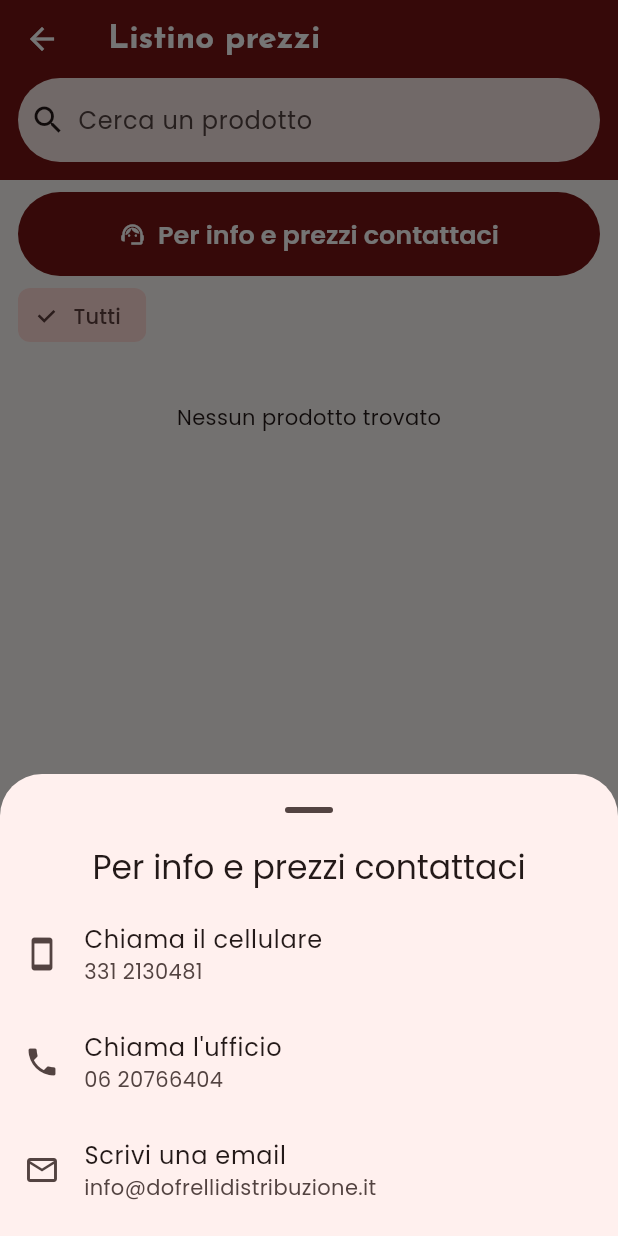
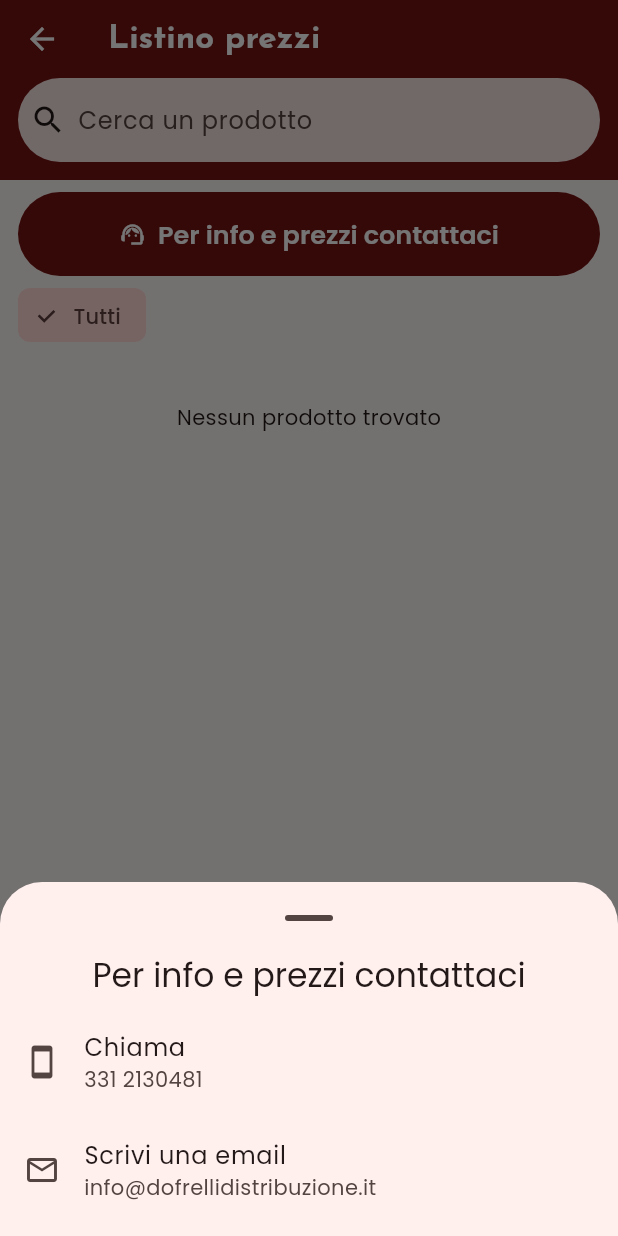
Before and after one commit to panchetto96/OrdinaFacile, a Flutter app: the CatalogScreen screen opened directly, after a tap on "Per info e prezzi contattaci", on a phone screen of 412 x 824 dp. Run offline on Flutter 3.47's test engine with Material 3 defaults, Android fonts, the phone set to English and light mode, and no system bars; our stand-ins replace file_picker, image_picker, package_info_plus, supabase_flutter; missing offline and left inert: excel; accounts and stored records are empty; network calls fail.

Commit message:
Contatti listino: solo cellulare ed email (#16)
Claude-Session: https://claude.ai/code/session_01ThEgTw8pGd9fJs3HHg6XYE

Co-authored-by: Claude <noreply@anthropic.com>

```diff
--- a/lib/config.dart
+++ b/lib/config.dart
@@ -6,5 +6,4 @@ const supabaseKey = String.fromEnvironment('SUPABASE_KEY', defaultValue: 'sb_pub
 
 // Contatti di Dofrelli Distribuzione mostrati ai clienti nel listino.
 const contactMobile = '331 2130481';
-const contactPhone = '06 20766404';
 const contactEmail = 'info@dofrellidistribuzione.it';
--- a/lib/screens/customer/contact_banner.dart
+++ b/lib/screens/customer/contact_banner.dart
@@ -25,15 +25,9 @@ class ContactBanner extends StatelessWidget {
           const SizedBox(height: 8),
           ListTile(
             leading: const Icon(Icons.smartphone),
-            title: const Text('Chiama il cellulare'),
+            title: const Text('Chiama'),
             subtitle: const Text(contactMobile),
             onTap: () => _open(context, Uri(scheme: 'tel', path: digits(contactMobile))),
-          ),
-          ListTile(
-            leading: const Icon(Icons.phone),
-            title: const Text('Chiama l\'ufficio'),
-            subtitle: const Text(contactPhone),
-            onTap: () => _open(context, Uri(scheme: 'tel', path: digits(contactPhone))),
           ),
           ListTile(
             leading: const Icon(Icons.email_outlined),
```
